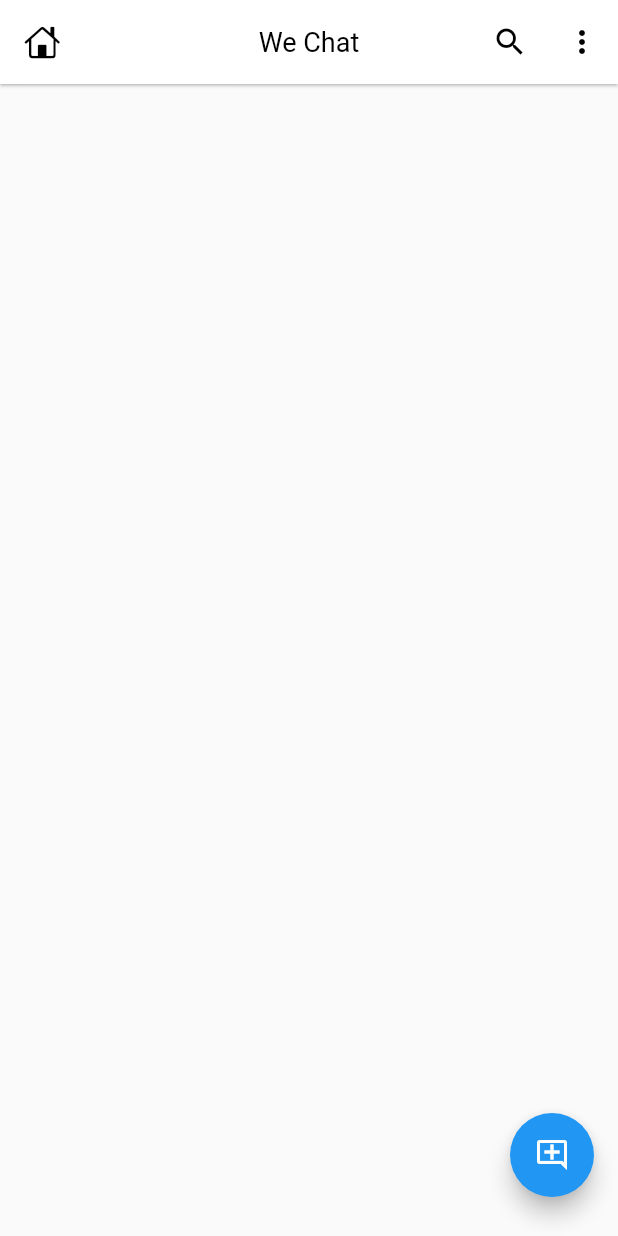
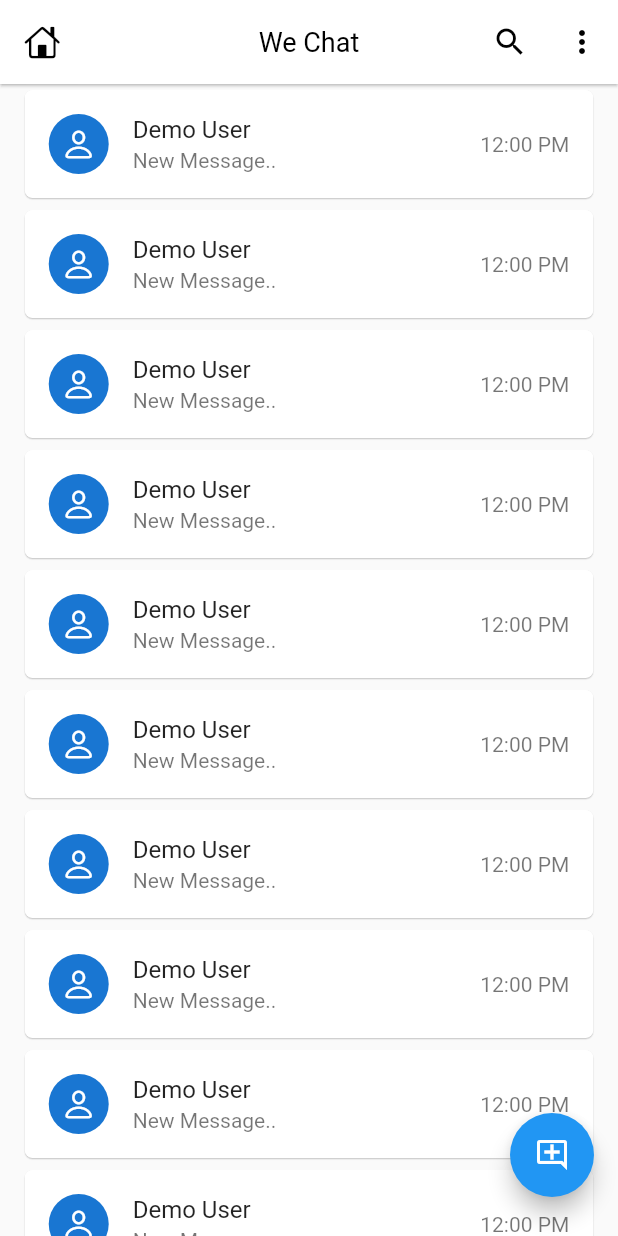
Before and after one commit to abdGhost/we_chat_app, a Flutter app: the HomeScreen screen opened directly, on a phone screen of 412 x 824 dp. Run offline on Flutter 3.47's test engine with Material 2 defaults, Android fonts, the phone set to English and light mode, and no system bars; our stand-ins replace cloud_firestore, firebase_auth, firebase_core, google_sign_in; accounts and stored records are empty.

Commit message:
Added User Card

```diff
--- a/lib/api/api.dart
+++ b/lib/api/api.dart
@@ -1,5 +1,7 @@
+import 'package:cloud_firestore/cloud_firestore.dart';
 import 'package:firebase_auth/firebase_auth.dart';
 
 class APIs {
   static FirebaseAuth firebaseAuth = FirebaseAuth.instance;
+  static FirebaseFirestore firestore = FirebaseFirestore.instance;
 }
--- a/lib/screens/home_screen.dart
+++ b/lib/screens/home_screen.dart
@@ -1,5 +1,6 @@
 import 'package:flutter/cupertino.dart';
 import 'package:flutter/material.dart';
+import 'package:we_chat_app/widgets/card_user_widget.dart';
 
 class HomeScreen extends StatelessWidget {
   const HomeScreen({super.key});
@@ -31,6 +32,12 @@
           ),
         ),
       ),
+      body: ListView.builder(
+          physics: const BouncingScrollPhysics(),
+          itemCount: 10,
+          itemBuilder: (context, index) {
+            return const CardUserWidget();
+          }),
     );
   }
 }
--- /dev/null
+++ b/lib/widgets/card_user_widget.dart
@@ -0,0 +1,36 @@
+import 'package:flutter/cupertino.dart';
+import 'package:flutter/material.dart';
+import 'package:we_chat_app/main.dart';
+
+class CardUserWidget extends StatelessWidget {
+  const CardUserWidget({super.key});
+  @override
+  Widget build(BuildContext context) {
+    return Card(
+      margin: EdgeInsets.symmetric(
+        horizontal: deviceSize.width * 0.04,
+        vertical: 4,
+      ),
+      elevation: 0.4,
+      shape: RoundedRectangleBorder(
+        borderRadius: BorderRadius.circular(5),
+      ),
+      child: InkWell(
+        onTap: () {},
+        child: const ListTile(
+          leading: CircleAvatar(
+            child: Icon(CupertinoIcons.person),
+          ),
+          title: Text('Demo User'),
+          subtitle: Text('New Message..'),
+          trailing: Text(
+            '12:00 PM',
+            style: TextStyle(
+              color: Colors.black54,
+            ),
+          ),
+        ),
+      ),
+    );
+  }
+}
--- a/pubspec.yaml
+++ b/pubspec.yaml
@@ -16,6 +16,7 @@
   firebase_core: ^2.15.1
   google_sign_in: ^6.1.4
   firebase_auth: ^4.9.0
+  cloud_firestore: ^4.9.1
 
 dev_dependencies:
   flutter_test:
```
Also changed, not shown: pubspec.lock, 1 other file.
